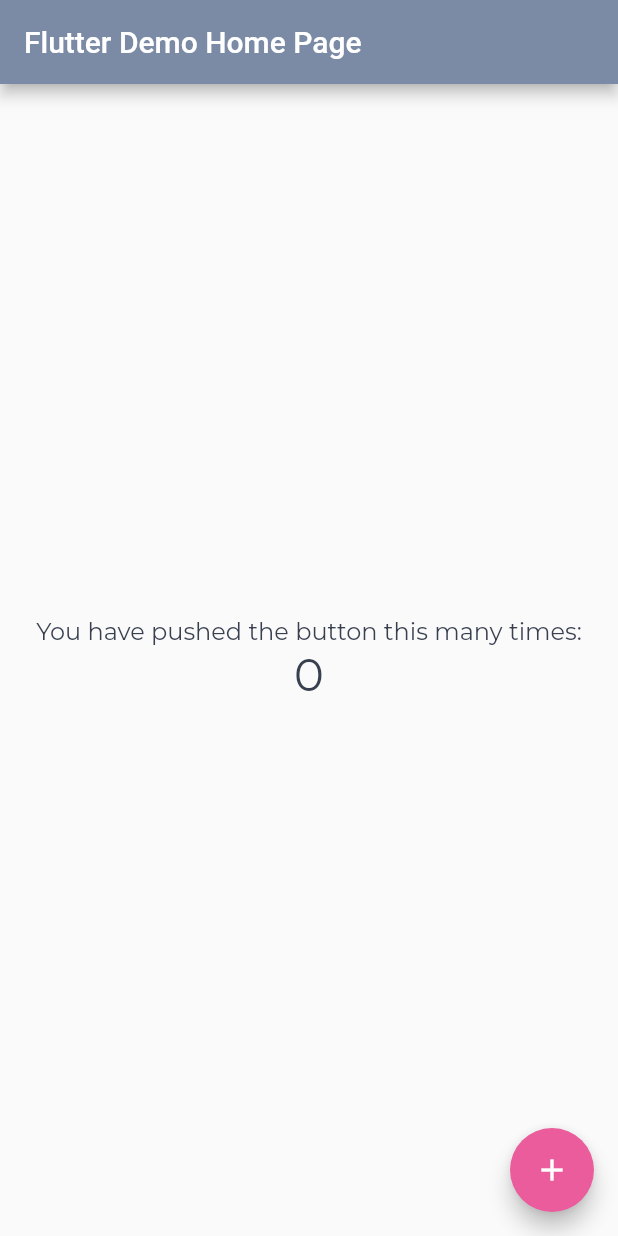
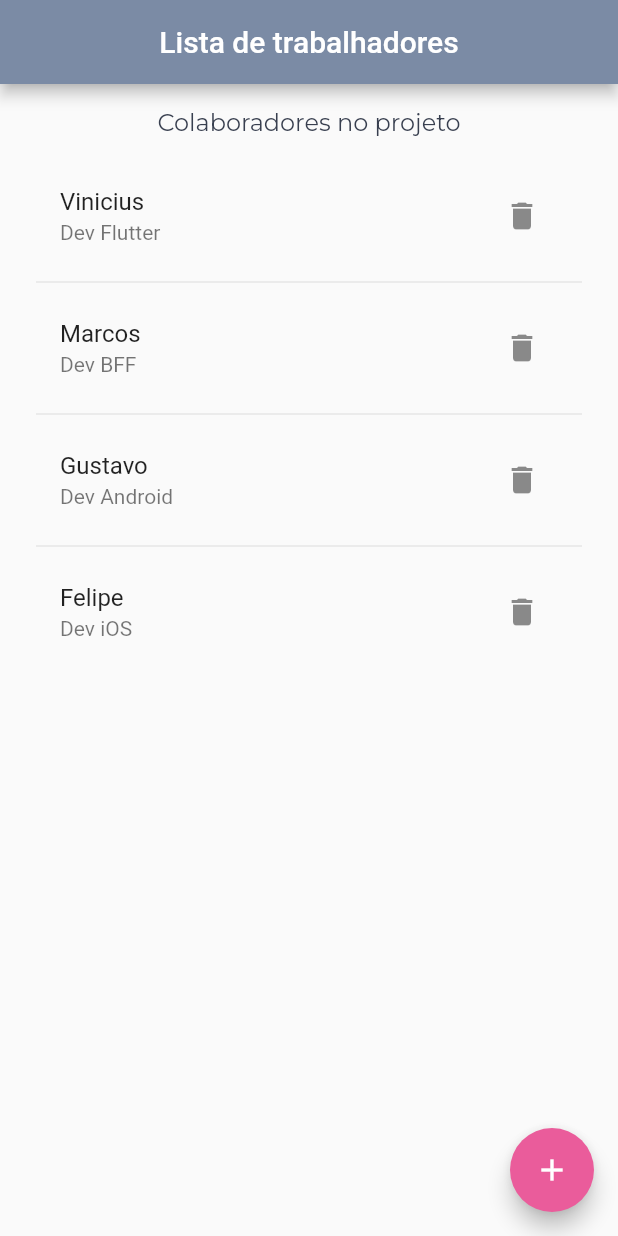
Before and after one commit to ViniciusPii/crud-getx-flutter, a Flutter app: the screen it shows after launch, on a phone screen of 412 x 824 dp. Run offline on Flutter 3.47's test engine with Material 2 defaults, Android fonts, the phone set to English and light mode, and no system bars; our stand-ins replace get, google_fonts.

Commit message:
Adicionando e deletando

```diff
--- a/lib/main.dart
+++ b/lib/main.dart
@@ -1,4 +1,4 @@
-import 'package:crud_getx/modules/home/home_module.dart';
+import 'package:crud_getx/modules/home/modules/home_module.dart';
 import 'package:crud_getx/theme/app_theme.dart';
 import 'package:flutter/material.dart';
 import 'package:get/get.dart';
@@ -15,7 +15,9 @@ class MyApp extends StatelessWidget {
     return GetMaterialApp(
       title: 'Flutter Demo',
       theme: AppTheme(context).defaultTheme,
-      getPages: [...HomeModule().routes],
+      getPages: [
+        ...HomeModule().routes,
+      ],
       debugShowCheckedModeBanner: false,
     );
   }
--- /dev/null
+++ b/lib/models/collaborator_model.dart
@@ -0,0 +1,9 @@
+class CollaboratorModel {
+  CollaboratorModel({
+    required this.name,
+    required this.job,
+  });
+
+  final String name;
+  final String job;
+}
--- a/lib/modules/home/home_bindings.dart
+++ b/lib/modules/home/bindings/home_bindings.dart
@@ -1,4 +1,4 @@
-import 'package:crud_getx/modules/home/home_controller.dart';
+import 'package:crud_getx/modules/home/controllers/home_controller.dart';
 import 'package:get/get.dart';
 
 class HomeBindings implements Bindings {
--- /dev/null
+++ b/lib/modules/home/controllers/home_controller.dart
@@ -0,0 +1,43 @@
+import 'package:crud_getx/models/collaborator_model.dart';
+import 'package:get/get.dart';
+
+class HomeController extends GetxController {
+  final RxList<CollaboratorModel> contributors = <CollaboratorModel>[].obs;
+
+  @override
+  void onInit() {
+    getContributors();
+    super.onInit();
+  }
+
+  void getContributors() {
+    List<CollaboratorModel> contributorsResult = [
+      CollaboratorModel(
+        name: 'Vinicius',
+        job: 'Dev Flutter',
+      ),
+      CollaboratorModel(
+        name: 'Marcos',
+        job: 'Dev BFF',
+      ),
+      CollaboratorModel(
+        name: 'Gustavo',
+        job: 'Dev Android',
+      ),
+      CollaboratorModel(
+        name: 'Felipe',
+        job: 'Dev iOS',
+      ),
+    ];
+
+    contributors.value = contributorsResult;
+  }
+
+  void saveCollaborator(CollaboratorModel collaborator) {
+    contributors.add(collaborator);
+  }
+
+  void deleteCollaborator(CollaboratorModel collaborator) {
+    contributors.remove(collaborator);
+  }
+}
--- a/lib/modules/home/home_controller.dart
+++ /dev/null
@@ -1,9 +0,0 @@
-import 'package:get/get.dart';
-
-class HomeController extends GetxController {
-  final RxInt counter = 0.obs;
-
-  int addNumber() {
-    return counter.value++;
-  }
-}
--- a/lib/modules/home/home_module.dart
+++ /dev/null
@@ -1,14 +0,0 @@
-import 'package:crud_getx/modules/home/home_bindings.dart';
-import 'package:crud_getx/modules/home/home_page.dart';
-import 'package:flutter/material.dart';
-import 'package:get/route_manager.dart';
-
-class HomeModule {
-  final List<GetPage<WidgetBuilder>> routes = [
-    GetPage<WidgetBuilder>(
-      name: '/',
-      page: () => const HomePage(),
-      binding: HomeBindings(),
-    )
-  ];
-}
--- a/lib/modules/home/home_page.dart
+++ /dev/null
@@ -1,39 +0,0 @@
-import 'package:crud_getx/modules/home/home_controller.dart';
-import 'package:crud_getx/theme/app_fonts.dart';
-import 'package:flutter/material.dart';
-import 'package:get/get_state_manager/get_state_manager.dart';
-
-class HomePage extends GetView<HomeController> {
-  const HomePage({Key? key}) : super(key: key);
-
-  @override
-  Widget build(BuildContext context) {
-    return Scaffold(
-      appBar: AppBar(
-        title: const Text('Flutter Demo Home Page'),
-      ),
-      body: Center(
-        child: Column(
-          mainAxisAlignment: MainAxisAlignment.center,
-          children: <Widget>[
-            Text(
-              'You have pushed the button this many times:',
-              style: AppFonts.size_3(),
-            ),
-            Obx(
-              () => Text(
-                '${controller.counter}',
-                style: AppFonts.size_10(),
-              ),
-            )
-          ],
-        ),
-      ),
-      floatingActionButton: FloatingActionButton(
-        onPressed: () => controller.addNumber(),
-        tooltip: 'Increment',
-        child: const Icon(Icons.add),
-      ), // This trailing comma makes auto-formatting nicer for build methods.
-    );
-  }
-}
--- /dev/null
+++ b/lib/modules/home/modules/home_module.dart
@@ -0,0 +1,20 @@
+import 'package:crud_getx/modules/home/bindings/home_bindings.dart';
+import 'package:crud_getx/modules/home/pages/home_page.dart';
+import 'package:crud_getx/modules/home/pages/save_collaborator.dart';
+import 'package:flutter/material.dart';
+import 'package:get/route_manager.dart';
+
+class HomeModule {
+  final List<GetPage<WidgetBuilder>> routes = [
+    GetPage<WidgetBuilder>(
+      name: '/',
+      page: () => const HomePage(),
+      binding: HomeBindings(),
+    ),
+    GetPage<WidgetBuilder>(
+      name: '/save',
+      page: () => const SaveCollaborator(),
+      binding: HomeBindings(),
+    ),
+  ];
+}
--- /dev/null
+++ b/lib/modules/home/pages/home_page.dart
@@ -0,0 +1,63 @@
+import 'package:crud_getx/models/collaborator_model.dart';
+import 'package:crud_getx/modules/home/controllers/home_controller.dart';
+import 'package:crud_getx/theme/app_dimension.dart';
+import 'package:crud_getx/theme/app_fonts.dart';
+import 'package:flutter/material.dart';
+import 'package:get/get_state_manager/get_state_manager.dart';
+import 'package:get/route_manager.dart';
+
+class HomePage extends GetView<HomeController> {
+  const HomePage({Key? key}) : super(key: key);
+
+  @override
+  Widget build(BuildContext context) {
+    return Scaffold(
+      appBar: AppBar(
+        title: const Text('Lista de trabalhadores'),
+        centerTitle: true,
+      ),
+      body: Center(
+        child: Padding(
+          padding: const EdgeInsets.symmetric(
+            vertical: AppDimension.dm_16,
+            horizontal: AppDimension.dm_24,
+          ),
+          child: Column(
+            children: <Widget>[
+              Text(
+                'Colaboradores no projeto',
+                style: AppFonts.size_3(),
+              ),
+              const SizedBox(height: AppDimension.dm_16),
+              Expanded(
+                child: Obx(
+                  () => ListView.separated(
+                    itemBuilder: (_, int index) {
+                      final CollaboratorModel collaborator = controller.contributors[index];
+
+                      return ListTile(
+                        title: Text(collaborator.name),
+                        subtitle: Text(collaborator.job),
+                        trailing: IconButton(
+                          onPressed: () => controller.deleteCollaborator(collaborator),
+                          icon: const Icon(Icons.delete),
+                        ),
+                      );
+                    },
+                    separatorBuilder: (_, __) => const Divider(),
+                    itemCount: controller.contributors.length,
+                  ),
+                ),
+              )
+            ],
+          ),
+        ),
+      ),
+      floatingActionButton: FloatingActionButton(
+        onPressed: () => Get.toNamed('/save'),
+        tooltip: 'Increment',
+        child: const Icon(Icons.add),
+      ), // This trailing comma makes auto-formatting nicer for build methods.
+    );
+  }
+}
```
Also changed, not shown: lib/modules/home/pages/save_collaborator.dart (added, +29 -0 lines).
